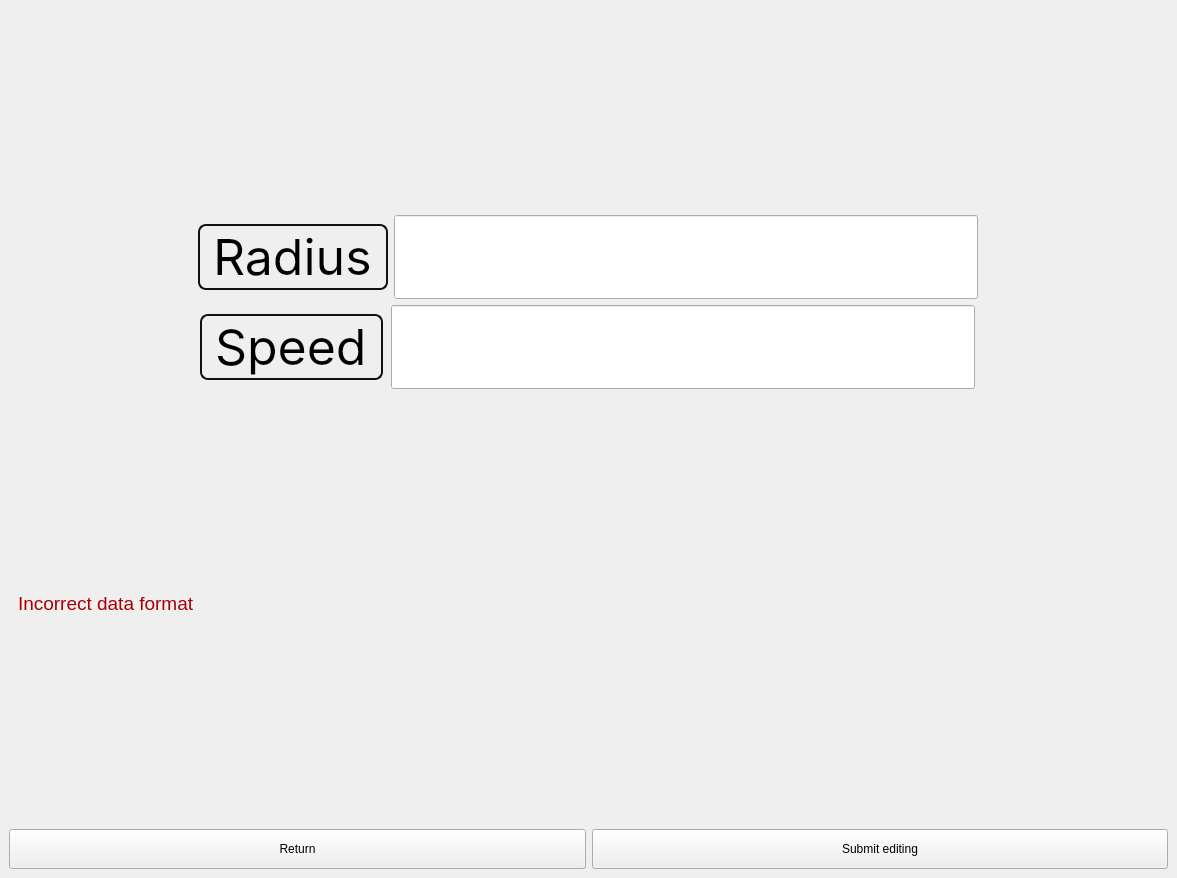
Above: assets/UI/agent_settings.ui from VitalyCone/Anthill before the change. Below: the same form after it.
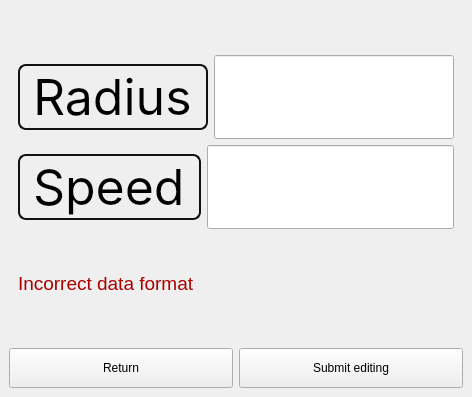
That is the form after the change.

```diff
--- a/assets/UI/agent_settings.ui
+++ b/assets/UI/agent_settings.ui
@@ -6,8 +6,8 @@
    <rect>
     <x>0</x>
     <y>0</y>
-    <width>1177</width>
-    <height>878</height>
+    <width>472</width>
+    <height>397</height>
    </rect>
   </property>
   <property name="sizePolicy">
```
